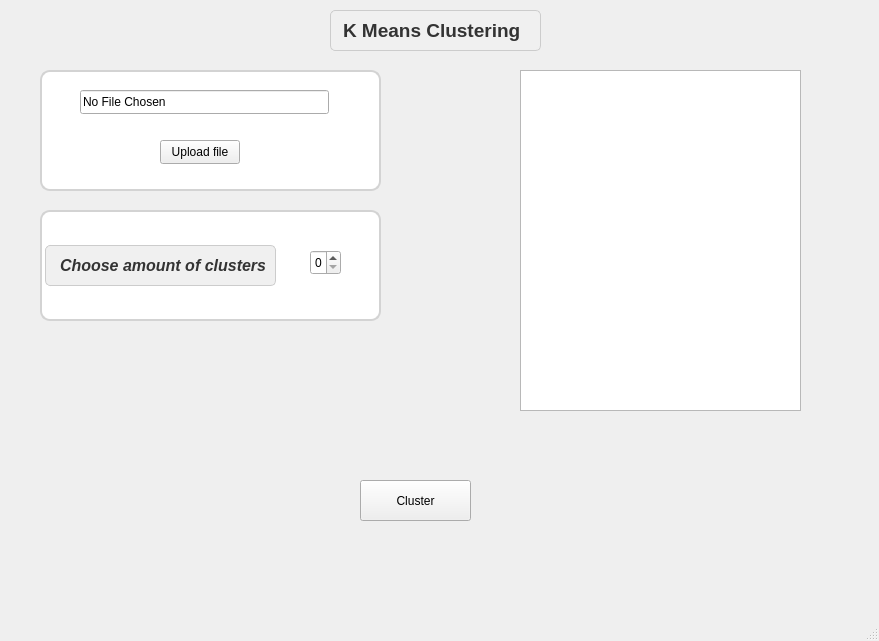
Above: application/mainwindow.ui from Goathemode/DSBA-CPP-2024-Project before the change. Below: the same form after it.
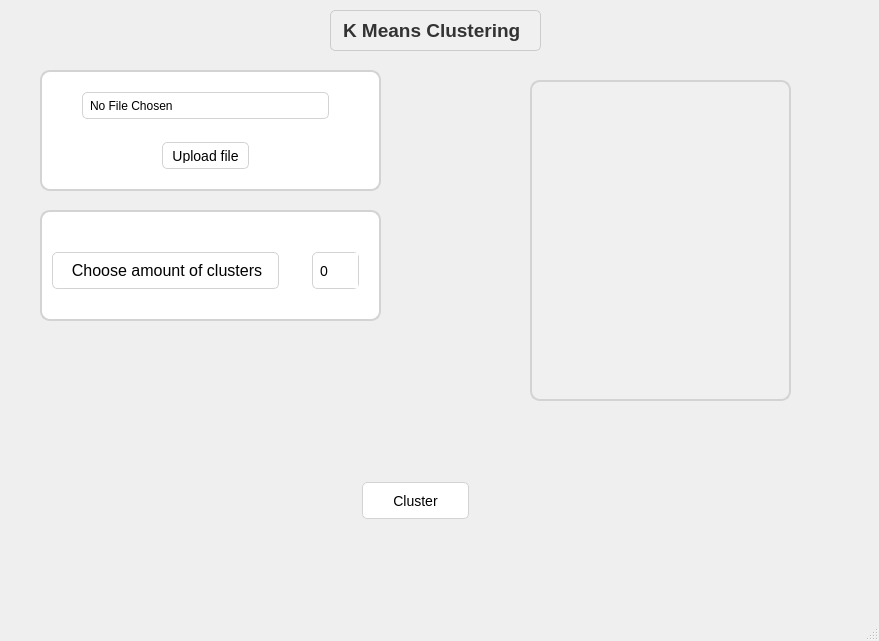
That is the form after the change. Icons and pictures are not drawn.

Patch:
```diff
--- a/application/mainwindow.ui
+++ b/application/mainwindow.ui
@@ -50,15 +50,29 @@
      </rect>
     </property>
     <property name="styleSheet">
-     <string notr="true">QLabel {
-    font-family: Arial;
-    font-size: 14px;
-    font-weight: bold;
-    color: blue;
-    background-color: lightgray;
-    border: 1px solid black;
-    padding: 5px;
-    margin: 10px;
+     <string notr="true">QPushButton {
+    background-color: #ffffff;
+    border: 1px solid #d3d3d3;
+    border-radius: 5px; 
+    padding: 5px 10px; 
+    margin: 2px; 
+    color: #000000; 
+    font-size: 14px; 
+}
+
+QPushButton:hover {
+    background-color: #f0f0f0; 
+    border: 1px solid #b0b0b0; 
+}
+
+QPushButton:pressed {
+    background-color: #e0e0e0; 
+}
+
+QPushButton:disabled {
+    background-color: #f0f0f0; 
+    border: 1px solid #d3d3d3; 
+    color: #a0a0a0; 
 }</string>
     </property>
     <property name="text">
@@ -76,43 +90,46 @@
     </property>
     <property name="styleSheet">
      <string notr="true">QListWidget {
-    background-color: #f0f0f0;
-    border: 2px solid #d3d3d3; 
+    background-color: #f0f0f0; 
+    border: 2px solid #d3d3d3;
     border-radius: 10px; 
     padding: 5px;
-    margin: 10px;
-    QScrollBar:vertical {
-        width: 12px;
-        background: #e0e0e0;
-        margin: 0px;
-        border-radius: 5px;
-    }
-    QScrollBar::handle:vertical {
-        background: #a0a0a0;
-        min-height: 20px;
-        border-radius: 5px;
-    }
-    QScrollBar::add-line:vertical,
-    QScrollBar::sub-line:vertical {
-        height: 0px;
-    }
+    margin: 10px; 
 }
 
 QListWidget::item {
-    background-color: #ffffff;
+    background-color: #ffffff; 
     border: 1px solid #d3d3d3; 
     border-radius: 5px;
     padding: 5px; 
-    margin: 2px;
+    margin: 2px; 
 }
 
 QListWidget::item:selected {
-    background-color: #a0c4ff; 
-    color: #ffffff; 
+    background-color: #a0c4ff; /* Light blue background for selected items */
+    color: #ffffff; /* White text for selected items */
 }
 
 QListWidget::item:hover {
-    background-color: #d3d3d3; 
+    background-color: #d3d3d3; /* Light gray background for hovered items */
+}
+
+QScrollBar:vertical {
+    width: 12px;
+    background: #e0e0e0;
+    margin: 0px;
+    border-radius: 5px;
+}
+
+QScrollBar::handle:vertical {
+    background: #a0a0a0;
+    min-height: 20px;
+    border-radius: 5px;
+}
+
+QScrollBar::add-line:vertical,
+QScrollBar::sub-line:vertical {
+    height: 0px;
 }
 </string>
     </property>
@@ -147,13 +164,27 @@
       <rect>
        <x>50</x>
        <y>30</y>
-       <width>249</width>
-       <height>24</height>
+       <width>251</width>
+       <height>31</height>
       </rect>
      </property>
      <property name="styleSheet">
       <string notr="true">QLineEdit{
+	background-color: #ffffff; 
+    border: 1px solid #d3d3d3; 
+    border-radius: 5px; 
+    padding: 5px;
+    margin: 2px; 
 	qproperty-alignment: 'AlignCenter';
+}
+QLineEdit:focus {
+    background-color: #ffffff; 
+    border: 1px solid #a0c4ff; 
+}
+
+QLineEdit:hover {
+    background-color: #ffffff; 
+    border: 1px solid #b0b0b0; 
 }</string>
      </property>
      <property name="text">
@@ -165,10 +196,37 @@
       <rect>
        <x>130</x>
        <y>80</y>
-       <width>80</width>
-       <height>24</height>
+       <width>91</width>
+       <height>31</height>
       </rect>
      </property>
+     <property name="styleSheet">
+      <string notr="true">QPushButton {
+    background-color: #ffffff; 
+    border: 1px solid #d3d3d3; 
+    border-radius: 5px;
+    padding: 5px 10px; 
+    margin: 2px; 
+    color: #000000; 
+    font-size: 14px;
+}
+
+QPushButton:pressed {
+    background-color: #e0e0e0; 
+    border: 1px solid #a0c4ff; 
+}
+
+QPushButton:hover {
+    background-color: #f0f0f0;
+    border: 1px solid #b0b0b0; 
+}
+
+QPushButton:disabled {
+    background-color: #f0f0f0;
+    border: 1px solid #d3d3d3; 
+    color: #a0a0a0;
+}</string>
+     </property>
      <property name="text">
       <string>Upload file</string>
      </property>
@@ -210,29 +268,30 @@
     <widget class="QLabel" name="label_2">
      <property name="geometry">
       <rect>
-       <x>10</x>
-       <y>40</y>
-       <width>241</width>
-       <height>51</height>
+       <x>20</x>
+       <y>50</y>
+       <width>231</width>
+       <height>41</height>
       </rect>
      </property>
      <property name="styleSheet">
       <string notr="true">QLabel {
-    font-family: Arial, sans-serif;
-    font-size: 14px;
-    font-weight: bold;
-    font-style: italic;
-    color: #333333;
-    background-color: #f0f0f0; 
-    border: 1px solid #cccccc; 
+    background-color: #ffffff; 
+    border: 1px solid #d3d3d3; 
     border-radius: 5px; 
-    padding: 10px; 
-    margin: 5px;
-    qproperty-alignment: 'AlignCenter';
+    padding: 5px; 
+    margin: 2px; 
+    color: #000000; 
+    font-size: 14px; 
+}
+
+QLabel:hover {
+    background-color: #f0f0f0; 
+    border: 1px solid #b0b0b0; 
 }</string>
      </property>
      <property name="text">
-      <string>&lt;html&gt;&lt;head/&gt;&lt;body&gt;&lt;p align=&quot;center&quot;&gt;&lt;span style=&quot; font-size:12pt; font-weight:700;&quot;&gt;Choose amount of clusters&lt;/span&gt;&lt;/p&gt;&lt;/body&gt;&lt;/html&gt;</string>
+      <string>&lt;html&gt;&lt;head/&gt;&lt;body&gt;&lt;p align=&quot;center&quot;&gt;&lt;span style=&quot; font-size:12pt;&quot;&gt;Choose amount of clusters&lt;/span&gt;&lt;/p&gt;&lt;/body&gt;&lt;/html&gt;</string>
      </property>
     </widget>
     <widget class="QSpinBox" name="spinBox">
@@ -240,15 +299,42 @@
       <rect>
        <x>280</x>
        <y>50</y>
-       <width>31</width>
-       <height>25</height>
+       <width>51</width>
+       <height>41</height>
       </rect>
      </property>
-     <property name="maximumSize">
-      <size>
-       <width>31</width>
-       <height>25</height>
-      </size>
+     <property name="styleSheet">
+      <string notr="true">QSpinBox {
+    background-color: #ffffff; /* White background */
+    border: 1px solid #d3d3d3; /* Light gray border */
+    border-radius: 5px; /* Rounded corners */
+    padding: 5px; /* Inner spacing */
+    margin: 2px; /* Outer spacing */
+    color: #000000; /* Black text */
+    font-size: 14px; /* Font size */
+}
+
+QSpinBox:hover {
+    background-color: #f0f0f0; /* Slightly lighter background when hovered */
+    border: 1px solid #b0b0b0; /* Slightly darker gray border when hovered */
+}
+
+QSpinBox::up-button, QSpinBox::down-button {
+    background-color: #ffffff; /* White background for buttons */
+    border: none; /* No border for buttons */
+    width: 16px; /* Width of the buttons */
+    height: 16px; /* Height of the buttons */
+}
+
+QSpinBox::up-button:hover, QSpinBox::down-button:hover {
+    background-color: #f0f0f0; /* Slightly lighter background for buttons when hovered */
+}
+
+QSpinBox::up-arrow, QSpinBox::down-arrow {
+    width: 7px; /* Width of the arrows */
+    height: 7px; /* Height of the arrows */
+    image: url(none); /* Use default arrow icons */
+}</string>
      </property>
     </widget>
    </widget>
```
